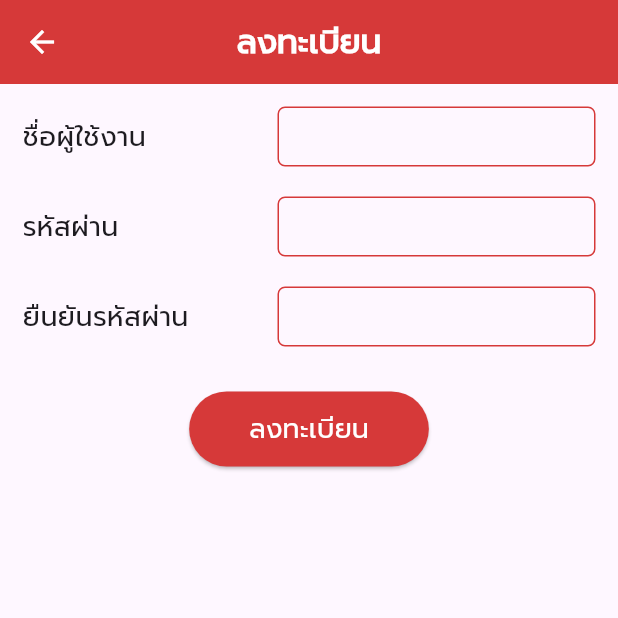
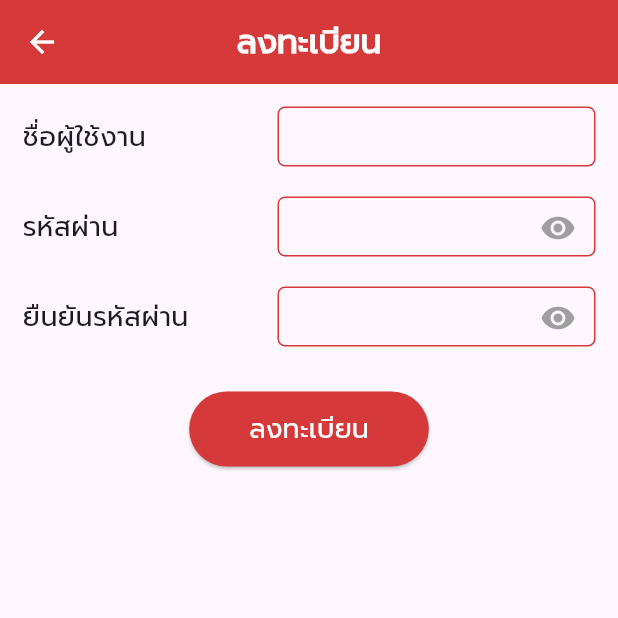
Before and after one commit to Kanyanat-Uetrakulchai/ITDS283-Sec2-Group2, a Flutter app: the screen it shows after launch, after a tap on "ลงทะเบียน", on a phone screen of 412 x 824 dp, the top half of it. Run offline on Flutter 3.47's test engine with Material 3 defaults, Android fonts, the phone set to English and light mode, and no system bars; our stand-ins replace flutter_dotenv, image_picker, shared_preferences, typewritertext; project files that could hold a hidden picture were left out.

Commit message:
ปรับปรุงแก้ไขหลังการทดสอบ

```diff
--- a/ruam_mit_application/lib/pages/login_page.dart
+++ b/ruam_mit_application/lib/pages/login_page.dart
@@ -16,6 +16,7 @@ class LoginPage extends StatefulWidget {
 class _LoginPageState extends State<LoginPage> {
   final TextEditingController _usernameController = TextEditingController();
   final TextEditingController _passwordController = TextEditingController();
+  bool _obscurePassword = true; // Added for password visibility toggle
 
   String _hashPassword(String password) {
     var bytes = utf8.encode(password);
@@ -91,6 +92,12 @@ class _LoginPageState extends State<LoginPage> {
               'password',
               _passwordController,
               isPassword: true,
+              obscureText: _obscurePassword,
+              onVisibilityChanged: () {
+                setState(() {
+                  _obscurePassword = !_obscurePassword;
+                });
+              },
             ),
             const SizedBox(height: 25),
             GestureDetector(
@@ -108,7 +115,6 @@ class _LoginPageState extends State<LoginPage> {
                   );
                 }
               },
-
               child: Image.asset('assets/login_button.png'),
             ),
             const SizedBox(height: 30),
@@ -123,12 +129,12 @@ class _LoginPageState extends State<LoginPage> {
                     fontSize: 18,
                   ),
                 ),
-                SizedBox(width: 10,),
+                const SizedBox(width: 10),
                 GestureDetector(
                   onTap: () {
                     Navigator.pushNamed(context, '/register');
                   },
-                  child: Text(
+                  child: const Text(
                     'ลงทะเบียน',
                     style: TextStyle(
                       fontFamily: 'Prompt',
@@ -150,6 +156,8 @@ class _LoginPageState extends State<LoginPage> {
     String label,
     TextEditingController controller, {
     bool isPassword = false,
+    bool obscureText = false,
+    VoidCallback? onVisibilityChanged,
   }) {
     return Row(
       mainAxisAlignment: MainAxisAlignment.center,
@@ -173,13 +181,22 @@ class _LoginPageState extends State<LoginPage> {
             padding: const EdgeInsets.symmetric(horizontal: 10),
             child: TextField(
               controller: controller,
-              decoration: const InputDecoration(
-                contentPadding: EdgeInsets.symmetric(vertical: 10),
+              decoration: InputDecoration(
+                contentPadding: const EdgeInsets.symmetric(vertical: 10),
                 border: InputBorder.none,
                 isDense: true,
+                suffixIcon: isPassword
+                    ? IconButton(
+                        icon: Icon(
+                          obscureText ? Icons.visibility : Icons.visibility_off,
+                          color: Colors.grey,
+                        ),
+                        onPressed: onVisibilityChanged,
+                      )
+                    : null,
               ),
               style: const TextStyle(fontFamily: 'Prompt', fontSize: 16),
-              obscureText: isPassword,
+              obscureText: isPassword && obscureText,
             ),
           ),
         ),
--- a/ruam_mit_application/lib/pages/register_page.dart
+++ b/ruam_mit_application/lib/pages/register_page.dart
@@ -20,6 +20,8 @@ class _RegisterPageState extends State<RegisterPage> {
   String? _passwordError;
   String? _confirmPasswordError;
   bool _isLoading = false;
+  bool _obscurePassword = true;
+  bool _obscureConfirmPassword = true;
 
   String _hashPassword(String password) {
     var bytes = utf8.encode(password);
@@ -55,12 +57,24 @@ class _RegisterPageState extends State<RegisterPage> {
                 label: 'รหัสผ่าน',
                 controller: _passwordController,
                 isPasswordField: true,
+                obscureText: _obscurePassword,
+                onVisibilityChanged: () {
+                  setState(() {
+                    _obscurePassword = !_obscurePassword;
+                  });
+                },
               ),
               const SizedBox(height: 20),
               _buildPasswordField(
                 label: 'ยืนยันรหัสผ่าน',
                 controller: _confirmPasswordController,
                 isConfirmField: true,
+                obscureText: _obscureConfirmPassword,
+                onVisibilityChanged: () {
+                  setState(() {
+                    _obscureConfirmPassword = !_obscureConfirmPassword;
+                  });
+                },
               ),
               const SizedBox(height: 30),
               ElevatedButton(
@@ -148,7 +162,7 @@ class _RegisterPageState extends State<RegisterPage> {
             ),
             child: TextFormField(
               controller: controller,
-              decoration: InputDecoration(
+              decoration: const InputDecoration(
                 contentPadding: EdgeInsets.fromLTRB(10, 10, 10, 15),
                 border: InputBorder.none,
               ),
@@ -174,6 +188,8 @@ class _RegisterPageState extends State<RegisterPage> {
     required TextEditingController controller,
     bool isPasswordField = false,
     bool isConfirmField = false,
+    required bool obscureText,
+    required VoidCallback onVisibilityChanged,
   }) {
     return Row(
       crossAxisAlignment: CrossAxisAlignment.center,
@@ -198,10 +214,17 @@ class _RegisterPageState extends State<RegisterPage> {
             ),
             child: TextFormField(
               controller: controller,
-              obscureText: true,
+              obscureText: obscureText,
               decoration: InputDecoration(
-                contentPadding: EdgeInsets.fromLTRB(10, 10, 10, 15),
+                contentPadding: const EdgeInsets.fromLTRB(10, 10, 10, 15),
                 border: InputBorder.none,
+                suffixIcon: IconButton(
+                  icon: Icon(
+                    obscureText ? Icons.visibility : Icons.visibility_off,
+                    color: Colors.grey,
+                  ),
+                  onPressed: onVisibilityChanged,
+                ),
               ),
               style: const TextStyle(
                 fontFamily: 'Prompt',
```
